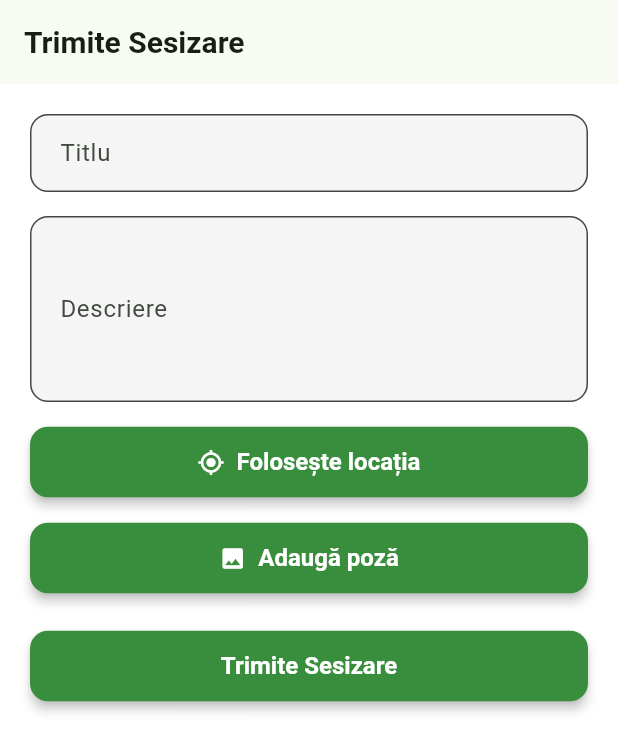
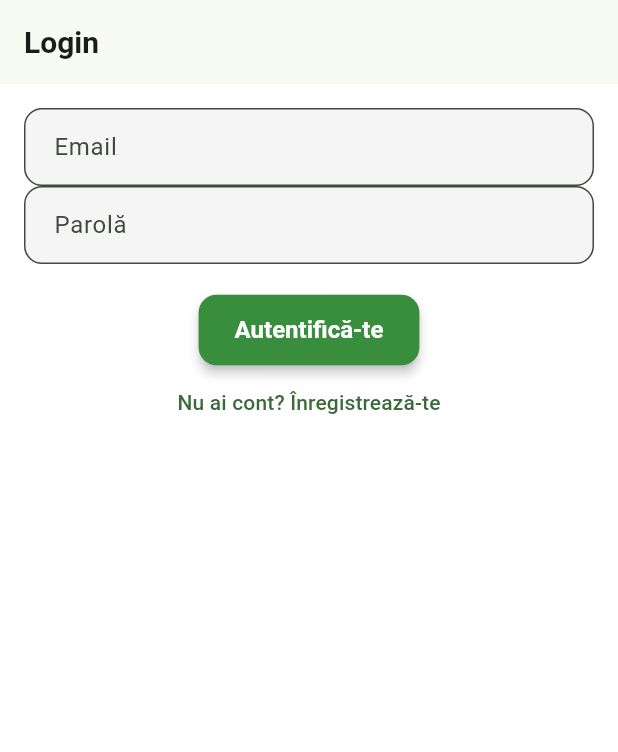
Before and after one commit to Serban-Timofte-EBR/vezi, a Flutter app: the screen it shows after launch, on a phone screen of 412 x 824 dp. Shown: the top 752 px of the screen. Run offline on Flutter 3.47's test engine with Material 3 defaults, Android fonts, the phone set to English and light mode, and no system bars; our stand-ins replace firebase_auth, firebase_core, flutter_riverpod, geolocator, google_fonts, image_picker; accounts and stored records are empty.

Commit message:
Introduse firebase auth

```diff
--- /dev/null
+++ b/lib/features/auth/presentation/login_page.dart
@@ -0,0 +1,67 @@
+import 'package:flutter/material.dart';
+import 'package:vezi/features/auth/services/auth_service.dart';
+import 'package:vezi/features/auth/presentation/register_page.dart';
+import 'package:vezi/features/submit_report/presentation/pages/report_form_page.dart';
+
+class LoginPage extends StatefulWidget {
+  const LoginPage({super.key});
+
+  @override
+  State<LoginPage> createState() => _LoginPageState();
+}
+
+class _LoginPageState extends State<LoginPage> {
+  final _emailCtrl = TextEditingController();
+  final _passwordCtrl = TextEditingController();
+  final _auth = AuthService();
+
+  @override
+  Widget build(BuildContext context) {
+    return Scaffold(
+      appBar: AppBar(title: const Text("Login")),
+      body: Padding(
+        padding: const EdgeInsets.all(16),
+        child: Column(
+          children: [
+            TextField(
+              controller: _emailCtrl,
+              decoration: const InputDecoration(labelText: "Email"),
+            ),
+            TextField(
+              controller: _passwordCtrl,
+              obscureText: true,
+              decoration: const InputDecoration(labelText: "Parolă"),
+            ),
+            const SizedBox(height: 20),
+            ElevatedButton(
+              onPressed: () async {
+                try {
+                  await _auth.signIn(
+                    _emailCtrl.text.trim(),
+                    _passwordCtrl.text.trim(),
+                  );
+                  Navigator.pushReplacement(
+                    context,
+                    MaterialPageRoute(builder: (_) => const ReportFormPage()),
+                  );
+                } catch (e) {
+                  ScaffoldMessenger.of(
+                    context,
+                  ).showSnackBar(SnackBar(content: Text('Eroare: $e')));
+                }
+              },
+              child: const Text("Autentifică-te"),
+            ),
+            TextButton(
+              onPressed: () => Navigator.push(
+                context,
+                MaterialPageRoute(builder: (_) => const RegisterPage()),
+              ),
+              child: const Text("Nu ai cont? Înregistrează-te"),
+            ),
+          ],
+        ),
+      ),
+    );
+  }
+}
--- /dev/null
+++ b/lib/features/auth/services/auth_service.dart
@@ -0,0 +1,27 @@
+import 'package:firebase_auth/firebase_auth.dart';
+
+class AuthService {
+  final FirebaseAuth _firebaseAuth = FirebaseAuth.instance;
+
+  Future<User?> signIn(String email, String password) async {
+    final userCredential = await _firebaseAuth.signInWithEmailAndPassword(
+      email: email,
+      password: password,
+    );
+    return userCredential.user;
+  }
+
+  Future<User?> register(String email, String password) async {
+    final userCredential = await _firebaseAuth.createUserWithEmailAndPassword(
+      email: email,
+      password: password,
+    );
+    return userCredential.user;
+  }
+
+  Future<void> signOut() async {
+    await _firebaseAuth.signOut();
+  }
+
+  Stream<User?> get authStateChanges => _firebaseAuth.authStateChanges();
+}
--- a/lib/main.dart
+++ b/lib/main.dart
@@ -2,8 +2,13 @@ import 'package:flutter/material.dart';
 import 'package:flutter_riverpod/flutter_riverpod.dart';
 import 'package:vezi/core/theme/app_theme.dart';
 import 'features/submit_report/presentation/pages/report_form_page.dart';
+import 'package:firebase_core/firebase_core.dart';
+import 'package:firebase_auth/firebase_auth.dart';
+import 'features/auth/presentation/login_page.dart';
 
-void main() {
+void main() async {
+  WidgetsFlutterBinding.ensureInitialized();
+  await Firebase.initializeApp();
   runApp(const ProviderScope(child: CivicAlertApp()));
 }
 
@@ -16,7 +21,22 @@ class CivicAlertApp extends StatelessWidget {
       title: 'Vezi Civic Alert',
       debugShowCheckedModeBanner: false,
       theme: AppTheme.lightTheme,
-      home: const ReportFormPage(),
+      home: StreamBuilder<User?>(
+        stream: FirebaseAuth.instance.authStateChanges(),
+        builder: (context, snapshot) {
+          if (snapshot.connectionState == ConnectionState.waiting) {
+            return const Scaffold(
+              body: Center(child: CircularProgressIndicator()),
+            );
+          }
+
+          if (snapshot.hasData) {
+            return const ReportFormPage();
+          } else {
+            return const LoginPage();
+          }
+        },
+      ),
     );
   }
 }
--- a/pubspec.yaml
+++ b/pubspec.yaml
@@ -40,6 +40,8 @@ dependencies:
   http: ^1.2.1
   app_settings: ^5.1.1
   google_fonts: ^6.2.1
+  firebase_auth: ^4.17.3
+  firebase_core: ^2.30.0
 
 dev_dependencies:
   flutter_test:
```
Also changed, not shown: lib/features/auth/presentation/register_page.dart (added, +90 -0 lines), lib/features/submit_report/presentation/pages/report_form_page.dart (+12 -1 lines), 3 other files.
